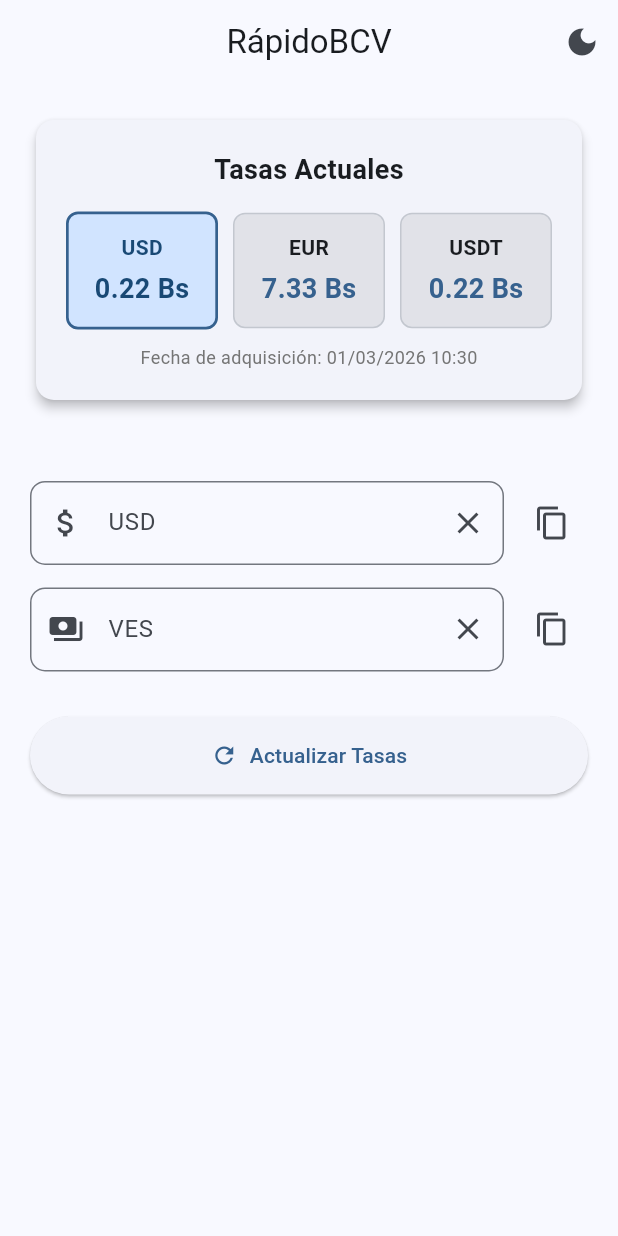
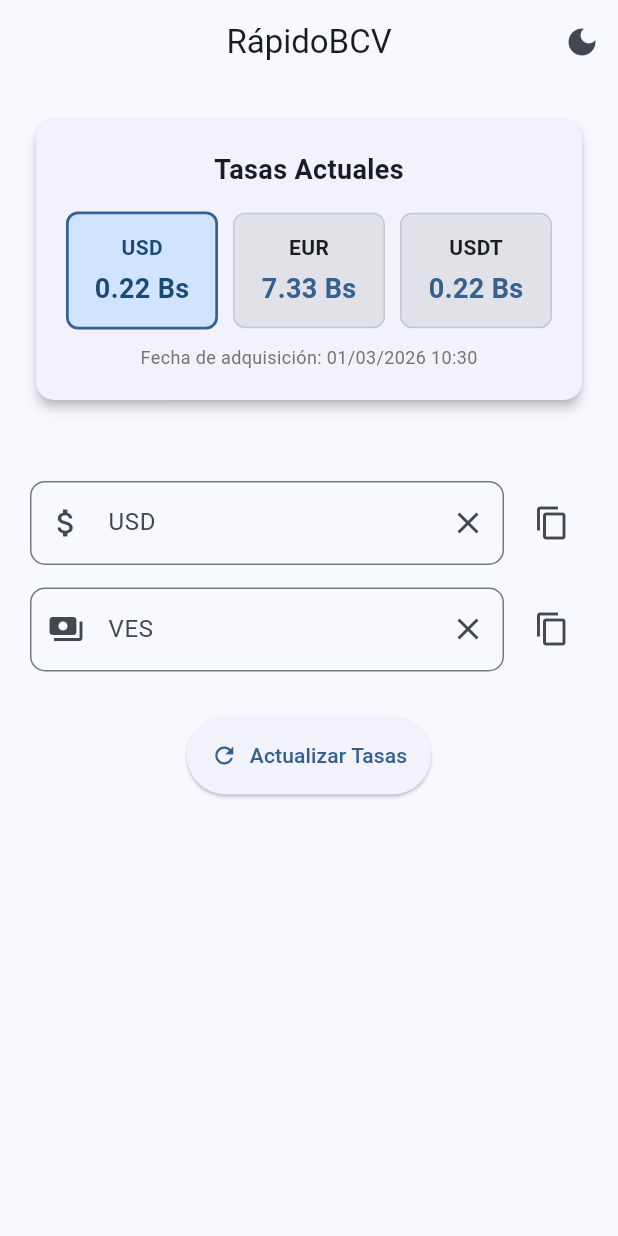
Before and after one commit to Abrahanq/RapidoBCV, a Flutter app: the screen it shows after launch, on a phone screen of 412 x 824 dp. Run offline on Flutter 3.47's test engine with Material 3 defaults, Android fonts, the phone set to English and light mode, and no system bars; our stand-ins replace shared_preferences; missing offline and left inert: home_widget; network calls fail.

Commit message:
boton de actualizar tasas ajustado al texto y centrado

```diff
--- a/lib/main.dart
+++ b/lib/main.dart
@@ -1102,12 +1102,15 @@ class _ConverterPanel extends StatelessWidget {
           ],
         ),
         const SizedBox(height: 30),
-        ElevatedButton.icon(
-          onPressed: onRefreshRates,
-          icon: const Icon(Icons.refresh),
-          label: const Text('Actualizar Tasas'),
-          style: ElevatedButton.styleFrom(
-            padding: const EdgeInsets.all(16),
+        Align(
+          alignment: Alignment.center,
+          child: ElevatedButton.icon(
+            onPressed: onRefreshRates,
+            icon: const Icon(Icons.refresh),
+            label: const Text('Actualizar Tasas'),
+            style: ElevatedButton.styleFrom(
+              padding: const EdgeInsets.all(16),
+            ),
           ),
         ),
       ],
```
Also changed, not shown: pubspec.lock.
